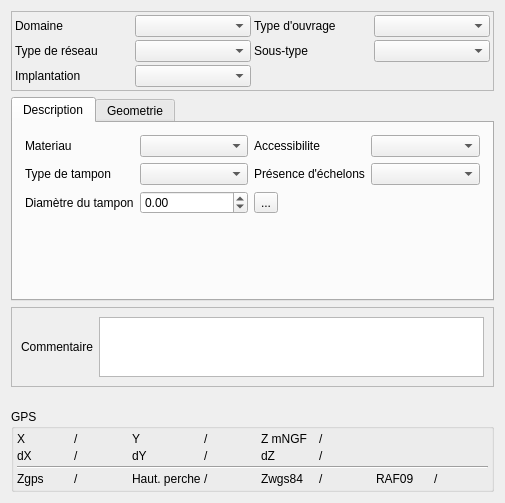
Above: Lamia/iface/qgiswidget/tools/toolprepro/base3_urbandrainage/lamiabase_ud_node_tool_ui_CD41.ui from Artelia/Lamia before the change. Below: the same form after it.
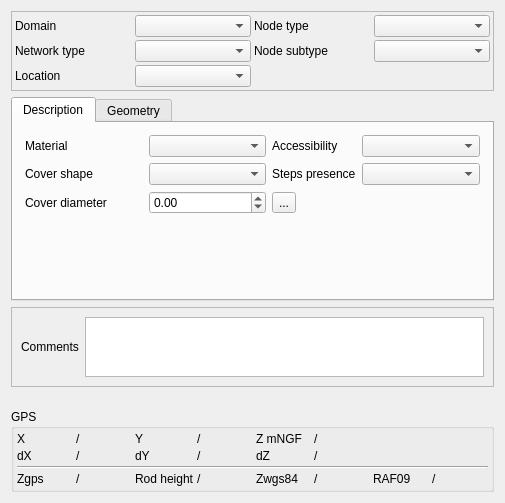
That is the form after the change.

The edit to the form file:
```diff
--- a/Lamia/iface/qgiswidget/tools/toolprepro/base3_urbandrainage/lamiabase_ud_node_tool_ui_CD41.ui
+++ b/Lamia/iface/qgiswidget/tools/toolprepro/base3_urbandrainage/lamiabase_ud_node_tool_ui_CD41.ui
@@ -44,7 +44,7 @@
       <item row="0" column="0">
        <widget class="QLabel" name="label_6">
         <property name="text">
-         <string>Domaine</string>
+         <string>Domain</string>
         </property>
         <property name="wordWrap">
          <bool>true</bool>
@@ -60,7 +60,7 @@
       <item row="1" column="0">
        <widget class="QLabel" name="label_2">
         <property name="text">
-         <string>Type de réseau</string>
+         <string>Network type</string>
         </property>
         <property name="wordWrap">
          <bool>true</bool>
@@ -70,7 +70,7 @@
       <item row="2" column="0">
        <widget class="QLabel" name="label_8">
         <property name="text">
-         <string>Implantation</string>
+         <string>Location</string>
         </property>
         <property name="wordWrap">
          <bool>true</bool>
@@ -80,7 +80,7 @@
       <item row="0" column="2">
        <widget class="QLabel" name="label">
         <property name="text">
-         <string>Type d'ouvrage</string>
+         <string>Node type</string>
         </property>
         <property name="wordWrap">
          <bool>true</bool>
@@ -93,7 +93,7 @@
       <item row="1" column="2">
        <widget class="QLabel" name="label_42">
         <property name="text">
-         <string>Sous-type</string>
+         <string>Node subtype</string>
         </property>
         <property name="wordWrap">
          <bool>true</bool>
@@ -141,7 +141,7 @@
            <item row="2" column="0">
             <widget class="QLabel" name="label_44">
              <property name="text">
-              <string>Type de tampon</string>
+              <string>Cover shape</string>
              </property>
              <property name="wordWrap">
               <bool>true</bool>
@@ -168,7 +168,7 @@
            <item row="3" column="0">
             <widget class="QLabel" name="label_45">
              <property name="text">
-              <string>Diamètre du tampon</string>
+              <string>Cover diameter</string>
              </property>
              <property name="wordWrap">
               <bool>true</bool>
@@ -184,7 +184,7 @@
            <item row="0" column="2">
             <widget class="QLabel" name="label_3">
              <property name="text">
-              <string>Accessibilite</string>
+              <string>Accessibility</string>
              </property>
              <property name="wordWrap">
               <bool>true</bool>
@@ -194,7 +194,7 @@
            <item row="0" column="0">
             <widget class="QLabel" name="label_43">
              <property name="text">
-              <string>Materiau</string>
+              <string>Material</string>
              </property>
              <property name="wordWrap">
               <bool>true</bool>
@@ -210,7 +210,7 @@
            <item row="2" column="2">
             <widget class="QLabel" name="label_26">
              <property name="text">
-              <string>Présence d'échelons</string>
+              <string>Steps presence</string>
              </property>
              <property name="wordWrap">
               <bool>true</bool>
@@ -465,7 +465,7 @@
      </widget>
      <widget class="QWidget" name="tab_2">
       <attribute name="title">
-       <string>Geometrie</string>
+       <string>Geometry</string>
       </attribute>
       <layout class="QVBoxLayout" name="verticalLayout_4">
        <property name="spacing">
@@ -761,7 +761,7 @@
       <item>
        <widget class="QLabel" name="label_7">
         <property name="text">
-         <string>Commentaire</string>
+         <string>Comments</string>
         </property>
         <property name="wordWrap">
          <bool>true</bool>
@@ -919,7 +919,7 @@
       <item row="3" column="2">
        <widget class="QLabel" name="label_70">
         <property name="text">
-         <string>Haut. perche</string>
+         <string>Rod height</string>
         </property>
        </widget>
       </item>
```
Left out of the diff: 28 changed lines with no effect on the pictures.
